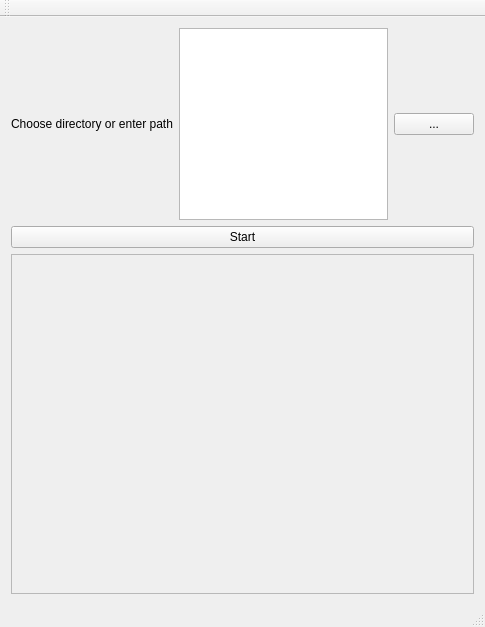
Qt form PicturesFinder/picturesfinder.ui (sergeitrubchik/PicturesFinder) before a commit.
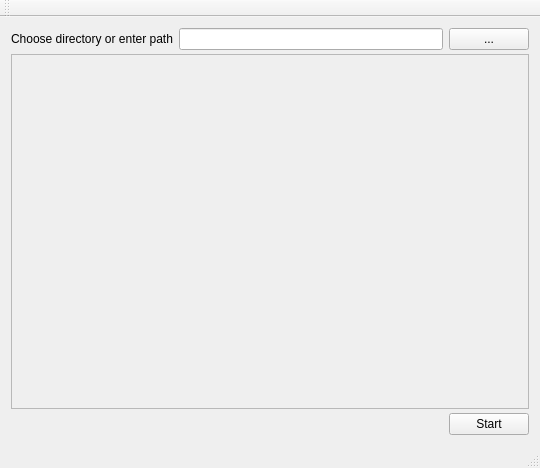
The same form after that commit.

Commit message: Update UI. Use LineEdit instead of TextEdit widget.

The edit to the form file:
```diff
--- a/PicturesFinder/picturesfinder.ui
+++ b/PicturesFinder/picturesfinder.ui
@@ -6,42 +6,59 @@
    <rect>
     <x>0</x>
     <y>0</y>
-    <width>485</width>
-    <height>627</height>
+    <width>540</width>
+    <height>468</height>
    </rect>
   </property>
   <property name="windowTitle">
    <string>PicturesFinder</string>
   </property>
   <widget class="QWidget" name="centralWidget">
-   <layout class="QVBoxLayout" name="verticalLayout_3">
+   <layout class="QVBoxLayout" name="verticalLayout_2" stretch="0,5,0">
+    <property name="spacing">
+     <number>4</number>
+    </property>
     <item>
-     <layout class="QHBoxLayout" name="horizontalLayout">
+     <layout class="QHBoxLayout" name="horizontalLayout" stretch="0,0,0">
+      <property name="sizeConstraint">
+       <enum>QLayout::SetDefaultConstraint</enum>
+      </property>
+      <property name="rightMargin">
+       <number>0</number>
+      </property>
+      <property name="bottomMargin">
+       <number>0</number>
+      </property>
       <item>
        <widget class="QLabel" name="chooseDirectoryLabel">
+        <property name="sizePolicy">
+         <sizepolicy hsizetype="Fixed" vsizetype="Fixed">
+          <horstretch>0</horstretch>
+          <verstretch>0</verstretch>
+         </sizepolicy>
+        </property>
         <property name="text">
          <string>Choose directory or enter path</string>
         </property>
        </widget>
       </item>
       <item>
-       <widget class="QPlainTextEdit" name="pathTextEdit">
-        <property name="sizePolicy">
-         <sizepolicy hsizetype="Expanding" vsizetype="Fixed">
-          <horstretch>0</horstretch>
-          <verstretch>0</verstretch>
-         </sizepolicy>
-        </property>
-        <property name="verticalScrollBarPolicy">
-         <enum>Qt::ScrollBarAlwaysOff</enum>
-        </property>
-        <property name="horizontalScrollBarPolicy">
-         <enum>Qt::ScrollBarAlwaysOff</enum>
-        </property>
-       </widget>
+       <widget class="QLineEdit" name="lineEdit"/>
       </item>
       <item>
        <widget class="QPushButton" name="browseButton">
+        <property name="sizePolicy">
+         <sizepolicy hsizetype="Fixed" vsizetype="Fixed">
+          <horstretch>0</horstretch>
+          <verstretch>0</verstretch>
+         </sizepolicy>
+        </property>
+        <property name="minimumSize">
+         <size>
+          <width>30</width>
+          <height>10</height>
+         </size>
+        </property>
         <property name="text">
          <string>...</string>
         </property>
@@ -49,13 +66,6 @@
       </item>
      </layout>
     </item>
-    <item>
-     <widget class="QPushButton" name="startButton">
-      <property name="text">
-       <string>Start</string>
-      </property>
-     </widget>
-    </item>
     <item>
      <widget class="QScrollArea" name="scrollArea">
       <property name="widgetResizable">
@@ -66,13 +76,37 @@
         <rect>
          <x>0</x>
          <y>0</y>
-         <width>471</width>
-         <height>346</height>
+         <width>526</width>
+         <height>351</height>
         </rect>
        </property>
       </widget>
      </widget>
     </item>
+    <item>
+     <layout class="QHBoxLayout" name="horizontalLayout_2">
+      <item>
+       <spacer name="horizontalSpacer">
+        <property name="orientation">
+         <enum>Qt::Horizontal</enum>
+        </property>
+        <property name="sizeHint" stdset="0">
+         <size>
+          <width>348</width>
+          <height>20</height>
+         </size>
+        </property>
+       </spacer>
+      </item>
+      <item>
+       <widget class="QPushButton" name="startButton">
+        <property name="text">
+         <string>Start</string>
+        </property>
+       </widget>
+      </item>
+     </layout>
+    </item>
    </layout>
   </widget>
   <widget class="QMenuBar" name="menuBar">
```
Left out of the diff: 2 changed lines with no effect on the pictures. The commit also changes 1 other file.
